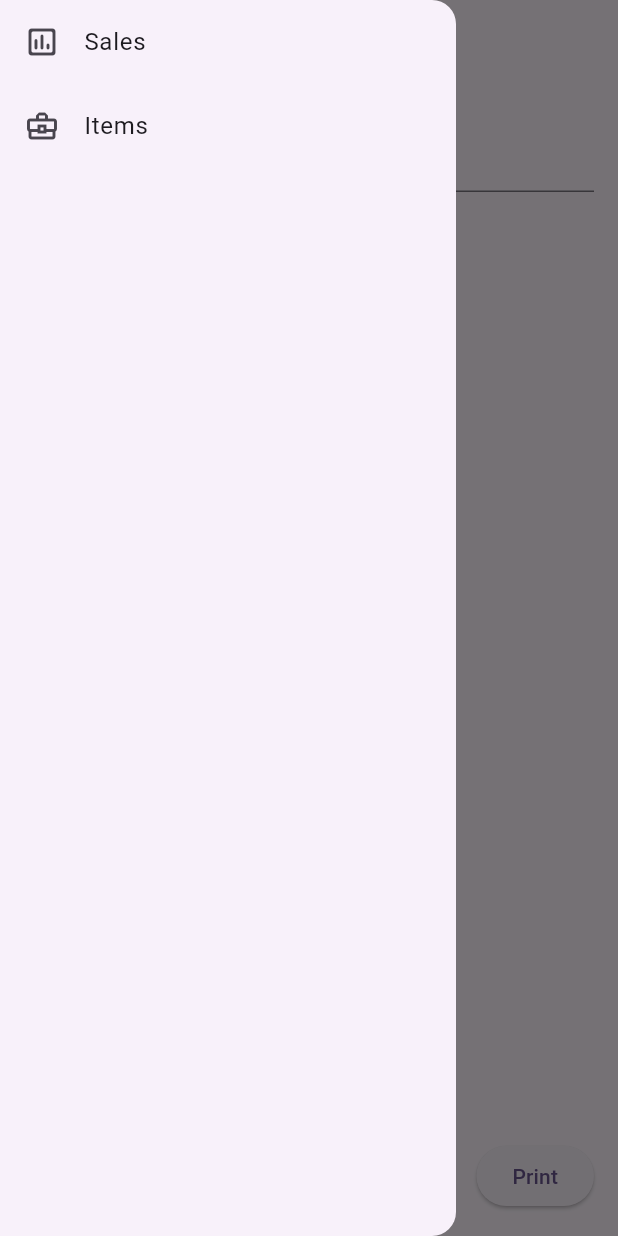
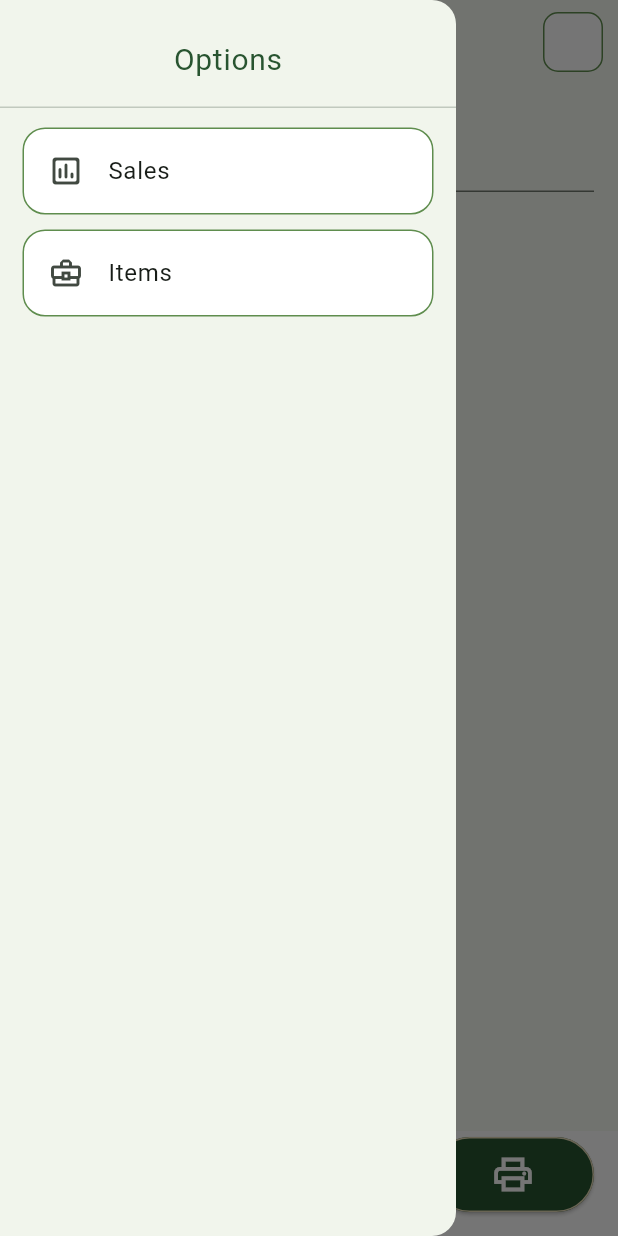
Before and after one commit to CBS-Developments/Billing-App, a Flutter app: the screen it shows after launch, with the side drawer open, on a phone screen of 412 x 824 dp. Run offline on Flutter 3.47's test engine with Material 2 defaults, Android fonts, the phone set to English and light mode, and no system bars; missing offline and left inert: bluetooth_print; network calls fail.

Commit message:
Deco Added

```diff
--- a/billing_app/lib/Pages/homePage.dart
+++ b/billing_app/lib/Pages/homePage.dart
@@ -5,6 +5,8 @@ import 'package:billing_app/Pages/salesPage.dart';
 import 'package:flutter/material.dart';
 import 'package:http/http.dart' as http;
 
+import '../colors.dart';
+import '../sizes.dart';
 import 'itemsPage.dart';
 
 class HomePage extends StatefulWidget {
@@ -68,13 +70,56 @@ class _HomePageState extends State<HomePage> {
   Widget build(BuildContext context) {
     return Scaffold(
       appBar: AppBar(
-        title: Text('Gunasewana Mills'),
+        title: Center(
+          child: Text('Gunasewana Mills',style:
+          TextStyle(fontWeight: FontWeight.bold, color: AppColor.darkGreen),
+          ),
+        ),
+
+        actions: [
+          Container(
+            margin: EdgeInsets.symmetric(horizontal: 10),
+            width: 40,
+            height: 40,
+            decoration: BoxDecoration(
+              color: Colors.white,
+              border: Border.all(color: AppColor.lightGreen), // Set border color
+              borderRadius: BorderRadius.circular(10), // Set border radius
+            ),
+            // child: Image.asset(
+            //   'images/omaLogoT.png', // Replace with your image path
+            //   fit: BoxFit.cover, // Adjust the fit as needed
+            // ),
+          )
+        ],
       ),
       drawer: Drawer(
         child: ListView(
           children: <Widget>[
-            ListTile(
-              leading: Icon(Icons.insert_chart_outlined_rounded,),
+            Container(
+              height: 80,
+              child: DrawerHeader(
+                child: Center(
+                  child: Container(
+                    child: Text('Options',style: TextStyle(fontSize: 20,color: AppColor.darkGreen),),
+                  ),
+                ),
+              ),
+            ),
+            Container(
+              margin: EdgeInsets.symmetric(
+                  vertical: 5,
+                  horizontal: 15.0), // Add margin for the border
+              decoration: BoxDecoration(
+                color: Colors.white,
+                border: Border.all(color: AppColor.lightGreen), // Set border color
+                borderRadius:
+                BorderRadius.circular(15), // Set border radius
+              ),
+              child: ListTile(
+                leading: Icon(
+                  Icons.insert_chart_outlined_rounded,
+                ),
                 title: Text('Sales'),
                 onTap: () {
                   Navigator.pop(context);
@@ -84,7 +129,18 @@ class _HomePageState extends State<HomePage> {
                   );
                 },
               ),
-            ListTile(
+            ),
+            Container(
+              margin: EdgeInsets.symmetric(
+                  vertical: 5,
+                  horizontal: 15.0), // Add margin for the border
+              decoration: BoxDecoration(
+                color: Colors.white,
+                border: Border.all(color: AppColor.lightGreen), // Set border color
+                borderRadius:
+                BorderRadius.circular(15), // Set border radius
+              ),
+              child: ListTile(
                 leading: Icon(Icons.business_center_outlined),
                 title: Text('Items'),
                 onTap: () {
@@ -94,6 +150,7 @@ class _HomePageState extends State<HomePage> {
                     MaterialPageRoute(builder: (context) => ItemsPage()),
                   );
                 },
+              ),
             ),
           ],
         ),
@@ -113,7 +170,9 @@ class _HomePageState extends State<HomePage> {
             child: ListView.builder(
               itemCount: items.length,
               itemBuilder: (context, index) {
-                return ItemTile(
+                return Column(
+                  children: [
+                    ItemTile(
                       item: items[index],
                       onQuantityChanged: (int value) {
                         setState(() {
@@ -134,10 +193,17 @@ class _HomePageState extends State<HomePage> {
                           }
                         });
                       },
+                    ),
+                    Divider(color: AppColor.lightGreen,)
+                  ],
                 );
               },
             ),
           ),
+    Container(
+    width: getPageWidth(context),
+    height: 70,
+    color: Colors.white,)
         ],
       ),
       floatingActionButton: ElevatedButton(
@@ -165,7 +231,23 @@ class _HomePageState extends State<HomePage> {
             ),
           );
         },
-        child: Text('Print'),
+        style: ButtonStyle(
+          backgroundColor: MaterialStateProperty.all<Color>(AppColor.darkGreen),
+          shape: MaterialStateProperty.all<RoundedRectangleBorder>(
+            RoundedRectangleBorder(
+              borderRadius: BorderRadius.circular(25.0),
+              side: BorderSide(color: AppColor.appWhite),
+            ),
+          ),
+        ),
+        child: Container(
+            width: 60, // set your desired width
+            height: 50, // set your desired height
+            child: Icon(
+              Icons.print_outlined,
+              color: Colors.white,
+              size: 30,
+            )),
       ),
     );
   }
@@ -207,15 +289,15 @@ class _ItemTileState extends State<ItemTile> {
   }
 
   Color getItemTileColor() {
-    return selected ? Colors.blueGrey.shade200 : Colors.white;
+    return selected ? AppColor.appWhite : Colors.white;
   }
 
   Color getBorderColor() {
-    return selected ? Colors.blue : Colors.grey; // Change border color as needed
+    return selected ? Colors.white : Colors.white; // Change border color as needed
   }
 
   double getBorderRadius() {
-    return selected ? 8.0 : 0.0; // Change border radius as needed
+    return selected ? 8.0 : 8.0; // Change border radius as needed
   }
 
   @override
@@ -266,7 +348,7 @@ class _ItemTileState extends State<ItemTile> {
                   }
                 },
               ),
-              Text(quantity.toString()),
+              Text(quantity.toString(),style: TextStyle(fontSize: 16),),
               IconButton(
                 icon: Icon(Icons.add),
                 onPressed: () {
--- a/billing_app/lib/colors.dart
+++ b/billing_app/lib/colors.dart
@@ -1,15 +1,9 @@
 import 'dart:ui';
 
 class AppColor {
-  static Color darkGreen = const Color(0xff145858);
-  static Color lightGreen = const Color(0xffc8e0ca);
-  static Color appYellow = const Color(0xfff7b318);
-  static Color appWhite = const Color(0xffffffff);
-  static Color back = const Color(0xFF512B81);
-  static Color loginF = const Color(0xFF1F2A8C);
-  static  Color complete = const Color(0xFF0400D1);
-  static  Color pending = const Color(0xFF809FB8);
-  static  Color table = const Color(0xFF7B96E1);
-  static  Color tealLog = const Color(0xFF367A7A);
-
+  static Color darkGreen = const Color(0xFF285430);
+  static Color lightGreen = const Color(0xFF5F8D4E);
+  static Color yellowGreen = const Color(0xFFA4BE7B);
+  static Color appWhite = const Color(0xFFE5D9B6);
+// ... (other colors you've defined)
 }
--- a/billing_app/lib/main.dart
+++ b/billing_app/lib/main.dart
@@ -1,6 +1,7 @@
 import 'package:flutter/material.dart';
 
 import 'Pages/homePage.dart';
+import 'colors.dart';
 
 
 void main() {
@@ -16,7 +17,7 @@ class MyApp extends StatelessWidget {
     return MaterialApp(
       debugShowCheckedModeBanner: false,
       theme: ThemeData(
-        colorScheme: ColorScheme.fromSeed(seedColor: Colors.deepPurple),
+        colorScheme: ColorScheme.fromSeed(seedColor: AppColor.darkGreen),
         useMaterial3: true,
       ),
       home: HomePage(),
```
Also changed, not shown: billing_app/lib/Pages/itemsPage.dart (+29 -3 lines), billing_app/lib/Pages/printerPage.dart (+7 -5 lines), billing_app/lib/Pages/salesPage.dart (+20 -6 lines). Lines whose indentation alone changed are shown as unchanged.
